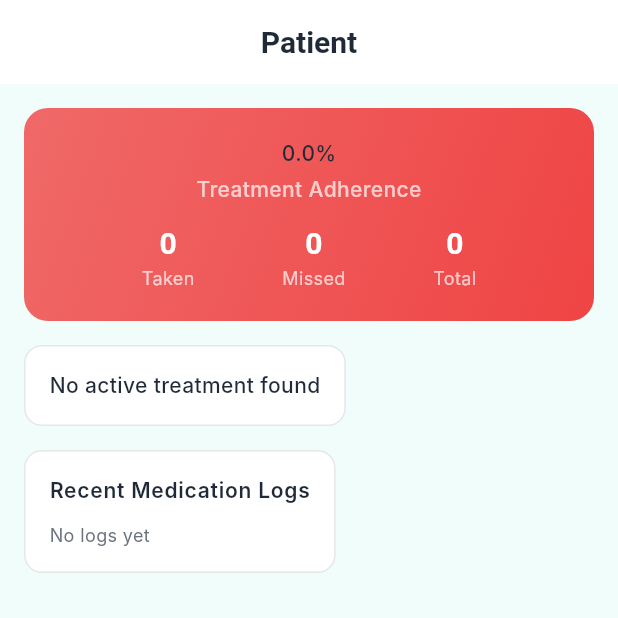
After one commit to HafidzBro/MedTrace, a Flutter app: the PatientDetailPage screen opened by its route, on a phone screen of 412 x 824 dp, the top half of it. The commit adds this screen. Run offline on Flutter 3.47's test engine with Material 3 defaults, Android fonts, the phone set to English and light mode, and no system bars; our stand-ins replace equatable, flutter_local_notifications, flutter_map, flutter_riverpod, geolocator, go_router and 4 more; accounts and stored records are empty; Roboto replaces fonts that are missing (Inter, Poppins); statements that could not run were skipped.

Commit message:
feat: implement patient detail page and enhance notification handling

```diff
--- /dev/null
+++ b/lib/presentation/pages/doctor/patient_detail_page.dart
@@ -0,0 +1,254 @@
+import 'package:flutter/material.dart';
+import 'package:flutter_riverpod/flutter_riverpod.dart';
+import 'package:medtrace/data/models/models.dart';
+import 'package:medtrace/presentation/providers/feature_providers.dart';
+import 'package:medtrace/shared/theme/app_theme.dart';
+
+class PatientDetailPage extends ConsumerWidget {
+  final String patientId;
+  final String patientName;
+
+  const PatientDetailPage({
+    required this.patientId,
+    required this.patientName,
+    super.key,
+  });
+
+  @override
+  Widget build(BuildContext context, WidgetRef ref) {
+    final treatmentState = ref.watch(patientTreatmentProvider(patientId));
+    final logsState = ref.watch(patientMedicationLogsProvider(patientId));
+
+    return Scaffold(
+      appBar: AppBar(
+        title: Text(patientName),
+        centerTitle: true,
+        elevation: 0,
+      ),
+      body: SingleChildScrollView(
+        padding: const EdgeInsets.all(16),
+        child: Column(
+          crossAxisAlignment: CrossAxisAlignment.start,
+          children: [
+            _buildAdherenceCard(logsState),
+            const SizedBox(height: 16),
+            _buildTreatmentCard(treatmentState),
+            const SizedBox(height: 16),
+            _buildRecentLogsCard(logsState),
+          ],
+        ),
+      ),
+    );
+  }
+
+  Widget _buildAdherenceCard(MedicationLogsState state) {
+    final adherence = state.adherencePercentage;
+    final color = adherence >= 80
+        ? AppColors.success
+        : adherence >= 60
+            ? AppColors.warning
+            : AppColors.error;
+
+    return Container(
+      width: double.infinity,
+      padding: const EdgeInsets.all(20),
+      decoration: BoxDecoration(
+        gradient: LinearGradient(
+          colors: [color.withOpacity(0.8), color],
+          begin: Alignment.topLeft,
+          end: Alignment.bottomRight,
+        ),
+        borderRadius: BorderRadius.circular(16),
+      ),
+      child: Column(
+        children: [
+          Text(
+            '${adherence.toStringAsFixed(1)}%',
+            style: AppTypography.headlineLarge.copyWith(
+              color: Colors.white,
+              fontWeight: FontWeight.w700,
+            ),
+          ),
+          const SizedBox(height: 4),
+          Text(
+            'Treatment Adherence',
+            style: AppTypography.bodyMedium.copyWith(color: Colors.white70),
+          ),
+          const SizedBox(height: 12),
+          Row(
+            mainAxisAlignment: MainAxisAlignment.spaceEvenly,
+            children: [
+              _buildStat(
+                'Taken',
+                state.logs.where((l) => l.isTaken).length.toString(),
+              ),
+              _buildStat(
+                'Missed',
+                state.logs.where((l) => l.isMissed).length.toString(),
+              ),
+              _buildStat('Total', state.logs.length.toString()),
+            ],
+          ),
+        ],
+      ),
+    );
+  }
+
+  Widget _buildStat(String label, String value) {
+    return Column(
+      children: [
+        Text(
+          value,
+          style: AppTypography.headlineSmall.copyWith(
+            color: Colors.white,
+            fontWeight: FontWeight.w600,
+          ),
+        ),
+        Text(label, style: AppTypography.caption.copyWith(color: Colors.white70)),
+      ],
+    );
+  }
+
+  Widget _buildTreatmentCard(TreatmentState state) {
+    if (state.isLoading) {
+      return const Center(child: CircularProgressIndicator());
+    }
+
+    final treatment = state.treatment;
+    if (treatment == null) {
+      return Container(
+        padding: const EdgeInsets.all(16),
+        decoration: BoxDecoration(
+          color: Colors.white,
+          borderRadius: BorderRadius.circular(12),
+          border: Border.all(color: AppColors.borderColor),
+        ),
+        child: const Text('No active treatment found'),
+      );
+    }
+
+    return Container(
+      padding: const EdgeInsets.all(16),
+      decoration: BoxDecoration(
+        color: Colors.white,
+        borderRadius: BorderRadius.circular(12),
+        border: Border.all(color: AppColors.borderColor),
+      ),
+      child: Column(
+        crossAxisAlignment: CrossAxisAlignment.start,
+        children: [
+          Text(
+            'Treatment Info',
+            style: AppTypography.labelLarge.copyWith(fontWeight: FontWeight.w600),
+          ),
+          const SizedBox(height: 12),
+          _buildInfoRow('Phase', treatment.phase.toUpperCase()),
+          _buildInfoRow('Status', treatment.status.toUpperCase()),
+          _buildInfoRow('Start Date', _formatDate(treatment.startDate)),
+          _buildInfoRow(
+            'Days Elapsed',
+            '${treatment.treatmentDaysElapsed} days',
+          ),
+          if (treatment.notes != null && treatment.notes!.isNotEmpty)
+            _buildInfoRow('Notes', treatment.notes!),
+        ],
+      ),
+    );
+  }
+
+  Widget _buildRecentLogsCard(MedicationLogsState state) {
+    final recentLogs = state.logs.take(10).toList();
+
+    return Container(
+      padding: const EdgeInsets.all(16),
+      decoration: BoxDecoration(
+        color: Colors.white,
+        borderRadius: BorderRadius.circular(12),
+        border: Border.all(color: AppColors.borderColor),
+      ),
+      child: Column(
+        crossAxisAlignment: CrossAxisAlignment.start,
+        children: [
+          Text(
+            'Recent Medication Logs',
+            style: AppTypography.labelLarge.copyWith(fontWeight: FontWeight.w600),
+          ),
+          const SizedBox(height: 12),
+          if (recentLogs.isEmpty)
+            Text(
+              'No logs yet',
+              style: AppTypography.bodySmall.copyWith(color: AppColors.textSecondary),
+            )
+          else
+            ...recentLogs.map((log) => _buildLogItem(log)),
+        ],
+      ),
+    );
+  }
+
+  Widget _buildLogItem(MedicationLogModel log) {
+    final color = log.isTaken
+        ? AppColors.success
+        : log.isMissed
+            ? AppColors.error
+            : AppColors.warning;
+    final icon = log.isTaken
+        ? Icons.check_circle
+        : log.isMissed
+            ? Icons.cancel
+            : Icons.schedule;
+
+    return Padding(
+      padding: const EdgeInsets.symmetric(vertical: 6),
+      child: Row(
+        children: [
+          Icon(icon, color: color, size: 20),
+          const SizedBox(width: 12),
+          Expanded(
+            child: Text(
+              _formatDate(log.scheduledDate),
+              style: AppTypography.bodySmall,
+            ),
+          ),
+          Container(
+            padding: const EdgeInsets.symmetric(horizontal: 8, vertical: 4),
+            decoration: BoxDecoration(
+              color: color.withOpacity(0.1),
+              borderRadius: BorderRadius.circular(12),
+            ),
+            child: Text(
+              log.status.toUpperCase(),
+              style: AppTypography.caption.copyWith(
+                color: color,
+                fontWeight: FontWeight.w600,
+              ),
+            ),
+          ),
+        ],
+      ),
+    );
+  }
+
+  Widget _buildInfoRow(String label, String value) {
+    return Padding(
+      padding: const EdgeInsets.symmetric(vertical: 4),
+      child: Row(
+        mainAxisAlignment: MainAxisAlignment.spaceBetween,
+        children: [
+          Text(
+            label,
+            style: AppTypography.bodySmall.copyWith(color: AppColors.textSecondary),
+          ),
+          Text(
+            value,
+            style: AppTypography.bodySmall.copyWith(fontWeight: FontWeight.w600),
+          ),
+        ],
+      ),
+    );
+  }
+
+  String _formatDate(DateTime date) {
+    return '${date.day}/${date.month}/${date.year}';
+  }
+}
--- a/lib/presentation/router/app_router.dart
+++ b/lib/presentation/router/app_router.dart
@@ -11,6 +11,7 @@ import 'package:medtrace/presentation/pages/patient/reminders_page.dart';
 import 'package:medtrace/presentation/pages/doctor/doctor_dashboard_page.dart';
 import 'package:medtrace/presentation/pages/doctor/patient_management_page.dart';
 import 'package:medtrace/presentation/pages/doctor/alerts_page.dart';
+import 'package:medtrace/presentation/pages/doctor/patient_detail_page.dart';
 import 'package:medtrace/presentation/providers/app_providers.dart';
 
 // Router Routes
@@ -31,6 +32,7 @@ class AppRoutes {
   // Doctor
   static const String doctorDashboard = '/doctor-dashboard';
   static const String patientManagement = '/doctor/patients';
+  static const String patientDetail = '/doctor/patients/detail';
   static const String alerts = '/doctor/alerts';
 }
 
@@ -127,6 +129,17 @@ final appRouterProvider = Provider<GoRouter>((ref) {
         builder: (context, state) => const PatientManagementPage(),
       ),
       GoRoute(
+        path: AppRoutes.patientDetail,
+        name: 'patient_detail',
+        builder: (context, state) {
+          final extra = state.extra as Map<String, String>? ?? {};
+          return PatientDetailPage(
+            patientId: extra['patientId'] ?? '',
+            patientName: extra['patientName'] ?? 'Patient',
+          );
+        },
+      ),
+      GoRoute(
         path: AppRoutes.alerts,
         name: 'alerts',
         builder: (context, state) => const AlertsPage(),
```
Also changed, not shown: lib/main.dart (+20 -2 lines), lib/presentation/pages/doctor/patient_management_page.dart (+6 -6 lines), lib/presentation/pages/patient/chatbot_page.dart (+67 -3 lines), lib/presentation/pages/patient/reminders_page.dart (+63 -4 lines), lib/services/notification_service.dart (+23 -8 lines).
